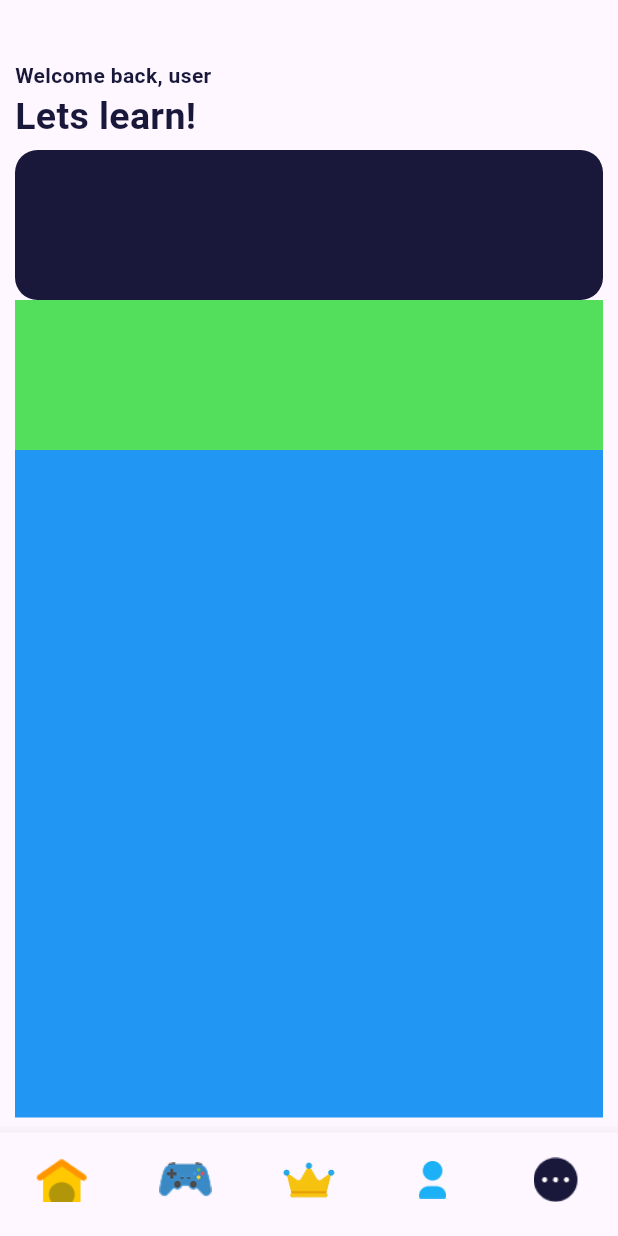
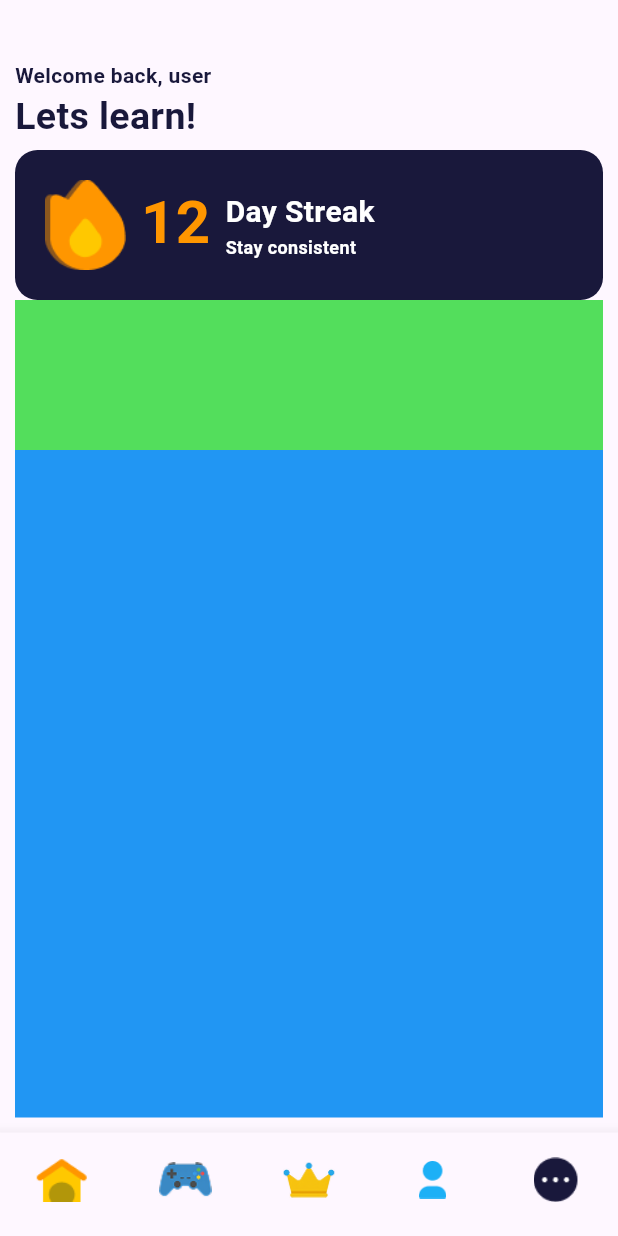
Before and after one commit to Eruumaa/Nexcash_Repo, a Flutter app: the screen it shows after launch, on a phone screen of 412 x 824 dp. Run offline on Flutter 3.47's test engine with Material 3 defaults, Android fonts, the phone set to English and light mode, and no system bars.

Commit message:
perbaiki kartu daily

```diff
--- a/lib/views/widgets/katru_daily.dart
+++ b/lib/views/widgets/katru_daily.dart
@@ -4,8 +4,46 @@ class KatruDaily extends StatelessWidget {
   const KatruDaily({super.key});
   @override
   Widget build(BuildContext context) {
-    return Container(
+    return Row(
+  crossAxisAlignment: CrossAxisAlignment.start,
+  children: [
+    Image.asset("assets/fire.png"),
+    SizedBox(width: 10),
+    Text(
+      "12",
+      style: TextStyle(
+        color: Color.fromARGB(255,255, 150, 0),
+        fontSize: 40,
+        fontWeight: FontWeight.bold
+      ),
+    ),
+    SizedBox(width: 10),
+    Expanded(
+      child: Column(
+        crossAxisAlignment: CrossAxisAlignment.start,
+        mainAxisAlignment: MainAxisAlignment.center,
+        children: [
+          Text(
+            "Day Streak",
+            style: TextStyle(
+              color: Colors.white,
+              fontSize: 20,
+              fontWeight: FontWeight.bold
+            ),
+          ),
+          Text(
+            "Stay consistent",
+            style: TextStyle(
+              color: Colors.white,
+              fontSize: 12,
+              fontWeight: FontWeight.bold
+            ),
+          ),
+        ],
+      ),
+    ),
+  ],
+);
 
-    );
   }
 }
```
